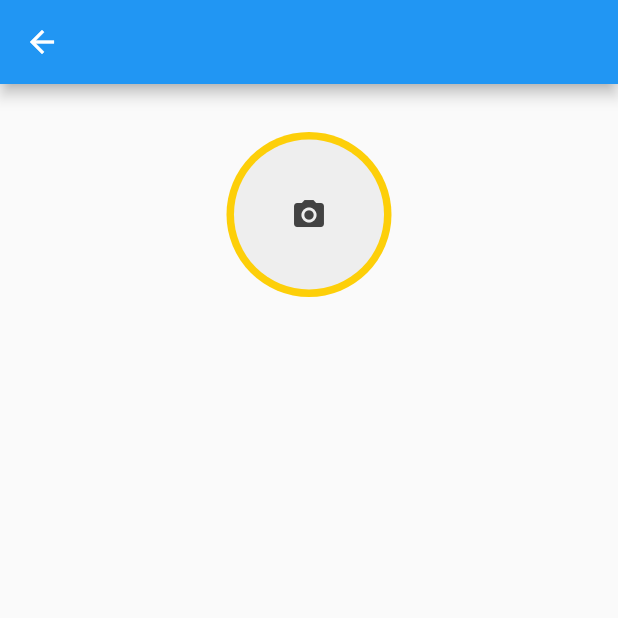
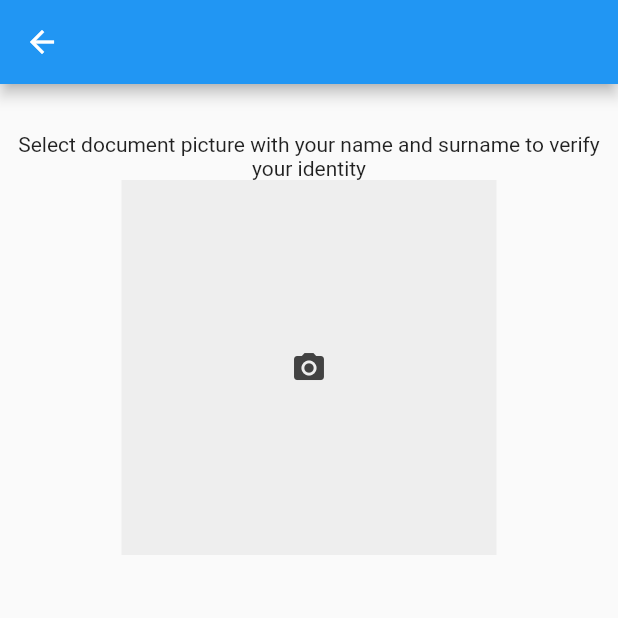
Before and after one commit to Paukal/Buzzer_app, a Flutter app: the AccVerification screen opened directly, on a phone screen of 412 x 824 dp, the top half of it. Run offline on Flutter 3.47's test engine with Material 2 defaults, Android fonts, the phone set to English and light mode, and no system bars; our stand-ins replace geocoding, geolocator, google_maps_flutter, image_picker, sqflite, syncfusion_flutter_charts; missing offline and left inert: flutter_login_facebook; accounts and stored records are empty; network calls fail.

Commit message:
*Added photo sending logic

```diff
--- a/back-end/sql.txt
+++ b/back-end/sql.txt
@@ -51,3 +51,9 @@ CREATE TABLE comments (
    date TIMESTAMP,
    comment VARCHAR ( 1000 )
 );
+
+CREATE TABLE verification_photos (
+   photo_id serial PRIMARY KEY,
+   user_id NUMERIC UNIQUE NOT NULL,
+   photo_bytes BYTEA NOT NULL
+);
--- a/front-end/event_app/lib/accVerification.dart
+++ b/front-end/event_app/lib/accVerification.dart
@@ -7,6 +7,8 @@
 import 'package:flutter/material.dart';
 import 'package:image_picker/image_picker.dart';
 import 'dart:io';
+import 'client.dart';
+import 'menu.dart';
 
 class AccVerification extends StatefulWidget {
   @override
@@ -14,8 +16,11 @@ class AccVerification extends StatefulWidget {
 }
 
 class AccVerificationState extends State<AccVerification> {
+  var s1 = LoggedInSingleton();
+
   late File _image;
   bool picked = false;
+  String path = "";
 
   @override
   Widget build(BuildContext context) {
@@ -31,12 +36,10 @@ class AccVerificationState extends State<AccVerification> {
                 onTap: () {
                   _showPicker(context);
                 },
-              child: CircleAvatar(
-                radius: 55,
-                backgroundColor: Color(0xffFDCF09),
                 child: picked == true
-                    ? ClipRRect(
-                  borderRadius: BorderRadius.circular(50),
+                    ? Container(
+                        width: 250,
+                        height: 250,
                         child: Image.file(
                           _image,
                           width: 100,
@@ -44,20 +47,37 @@ class AccVerificationState extends State<AccVerification> {
                           fit: BoxFit.fitHeight,
                         ),
                       )
-                    : Container(
+                    : Column(
+                        children: [
+                          Center(
+                              child: Text(
+                            "Select document picture with your name and surname to verify your identity",
+                            textAlign: TextAlign.center,
+                          )),
+                          Container(
                             decoration: BoxDecoration(
                                 color: Colors.grey[200],
-                      borderRadius: BorderRadius.circular(50)),
-                  width: 100,
-                  height: 100,
+                                borderRadius: BorderRadius.circular(0)),
+                            width: 250,
+                            height: 250,
                             child: Icon(
                               Icons.camera_alt,
                               color: Colors.grey[800],
                             ),
                           ),
+                        ],
+                      )),
           ),
+          picked == true ? Align(
+            alignment: Alignment(0, 0),
+            child: ElevatedButton(
+              onPressed: () {
+                sendPhoto(File(path), s1.userId);
+                s1.sentVerificationPhoto = true;
+              },
+              child: Text("Send photo to verify"),
             ),
-          )
+          ) : Container(),
         ],
       ),
     );
@@ -66,8 +86,7 @@ class AccVerificationState extends State<AccVerification> {
   _imgFromCamera() async {
     ImagePicker picker = new ImagePicker();
     File image = (await picker.getImage(
-        source: ImageSource.camera, imageQuality: 50
-    )) as File;
+        source: ImageSource.camera, imageQuality: 50)) as File;
 
     setState(() {
       _image = image;
@@ -77,16 +96,17 @@ class AccVerificationState extends State<AccVerification> {
 
   _imgFromGallery() async {
     ImagePicker picker = new ImagePicker();
-    PickedFile? image = (await picker.getImage(
-        source: ImageSource.gallery, imageQuality: 50
-    ));
+    PickedFile? image =
+        (await picker.getImage(source: ImageSource.gallery, imageQuality: 50));
 
-
+    if (image != null) {
+      path = image.path;
 
       setState(() {
-      _image = File(image!.path);
+        _image = File(path);
         picked = true;
       });
+    }
   }
 
   void _showPicker(context) {
@@ -116,7 +136,6 @@ class AccVerificationState extends State<AccVerification> {
               ),
             ),
           );
-        }
-    );
+        });
   }
 }
```
Also changed, not shown: front-end/event_app/lib/client.dart (+22 -0 lines), front-end/event_app/lib/menu.dart (+9 -1 lines), front-end/event_app/pubspec.lock, 1 other file. Lines whose indentation alone changed are shown as unchanged.
